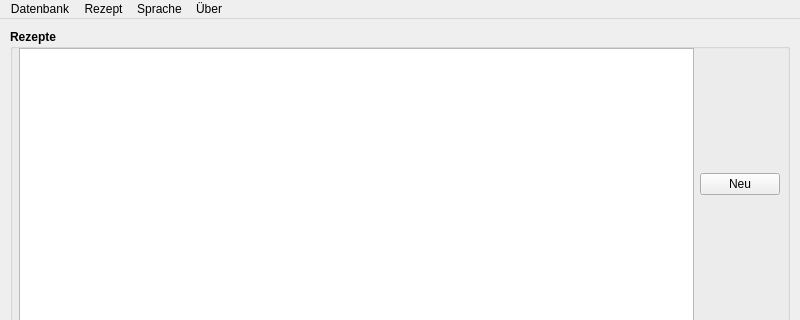
This is src/mainwindow.ui in Kampi/Food-Database as Qt 5 draws it before an edit; both pictures show x 0 to 800 and y 0 to 320 of the 800 by 669 pixel window. The edited form follows.
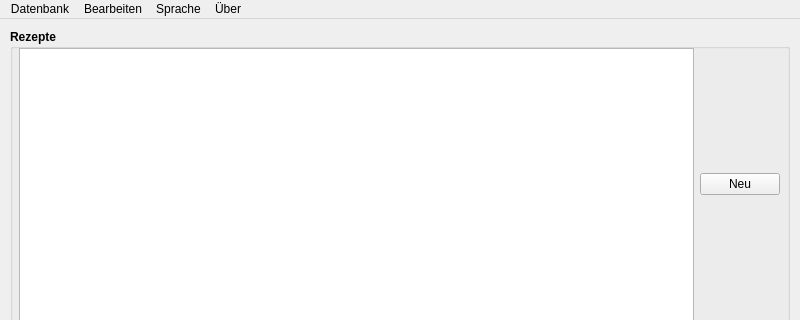
This is the edited form. Icons and pictures are not drawn.

The edit to the form file:
```diff
--- a/src/mainwindow.ui
+++ b/src/mainwindow.ui
@@ -139,12 +139,12 @@
     <addaction name="action_WriteDatabase"/>
     <addaction name="action_CloseDatabase"/>
    </widget>
-   <widget class="QMenu" name="menu_Recipe">
+   <widget class="QMenu" name="menu_Edit">
     <property name="enabled">
      <bool>true</bool>
     </property>
     <property name="title">
-     <string comment="menu_Recipe">Rezept</string>
+     <string comment="menu_Recipe">Bearbeiten</string>
     </property>
     <addaction name="action_New"/>
     <addaction name="action_Export"/>
@@ -167,7 +167,7 @@
     <addaction name="action_EnglishUS"/>
    </widget>
    <addaction name="menu_Database"/>
-   <addaction name="menu_Recipe"/>
+   <addaction name="menu_Edit"/>
    <addaction name="menu_Language"/>
    <addaction name="menu_About"/>
   </widget>
```
Left out of the diff: 9 changed lines with no effect on the pictures.
